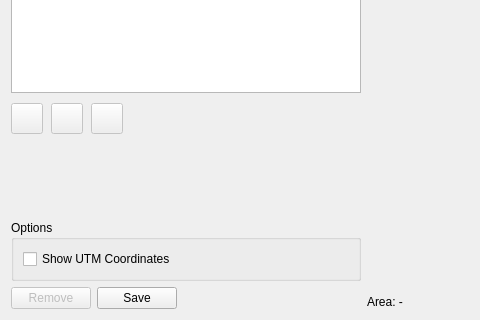
Old version of the form src/ui/grid_data_dialog.ui in the repository IPH-ECO/iph-eco-gui; both pictures show x 0 to 480 and y 342 to 662 of the 1216 by 662 pixel window.
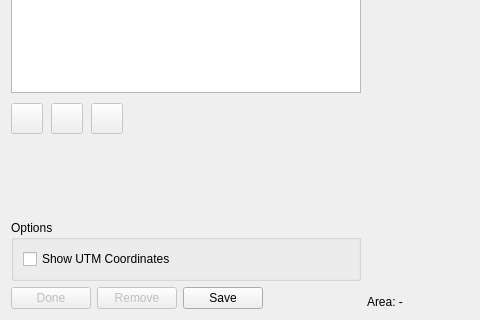
New version of the form. Icons and pictures are not drawn. Custom widgets are drawn as their Qt base class.

Commit message: Grid data dialog fixes

```diff
--- a/src/ui/grid_data_dialog.ui
+++ b/src/ui/grid_data_dialog.ui
@@ -550,6 +550,16 @@
       </item>
       <item>
        <layout class="QHBoxLayout" name="horizontalLayout_14">
+        <item>
+         <widget class="QPushButton" name="btnDoneConfiguration">
+          <property name="enabled">
+           <bool>false</bool>
+          </property>
+          <property name="text">
+           <string>Done</string>
+          </property>
+         </widget>
+        </item>
         <item>
          <widget class="QPushButton" name="btnRemoveConfiguration">
           <property name="enabled">
```
Left out of the diff: 1 changed line with no effect on the pictures. The commit also changes 2 other files.
